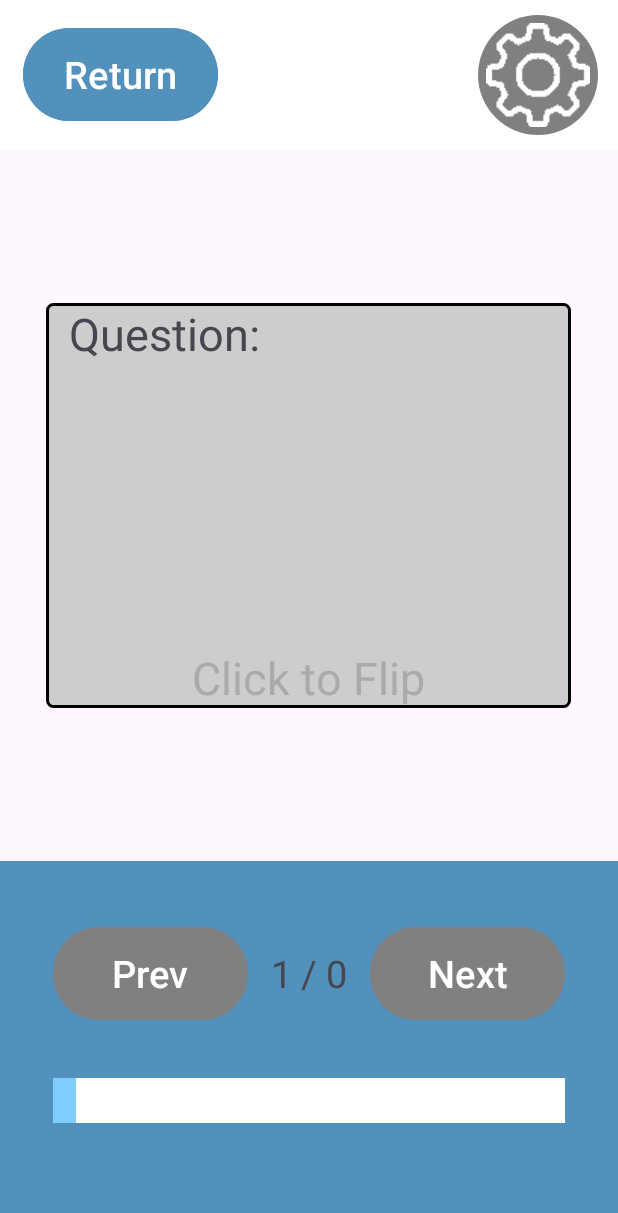
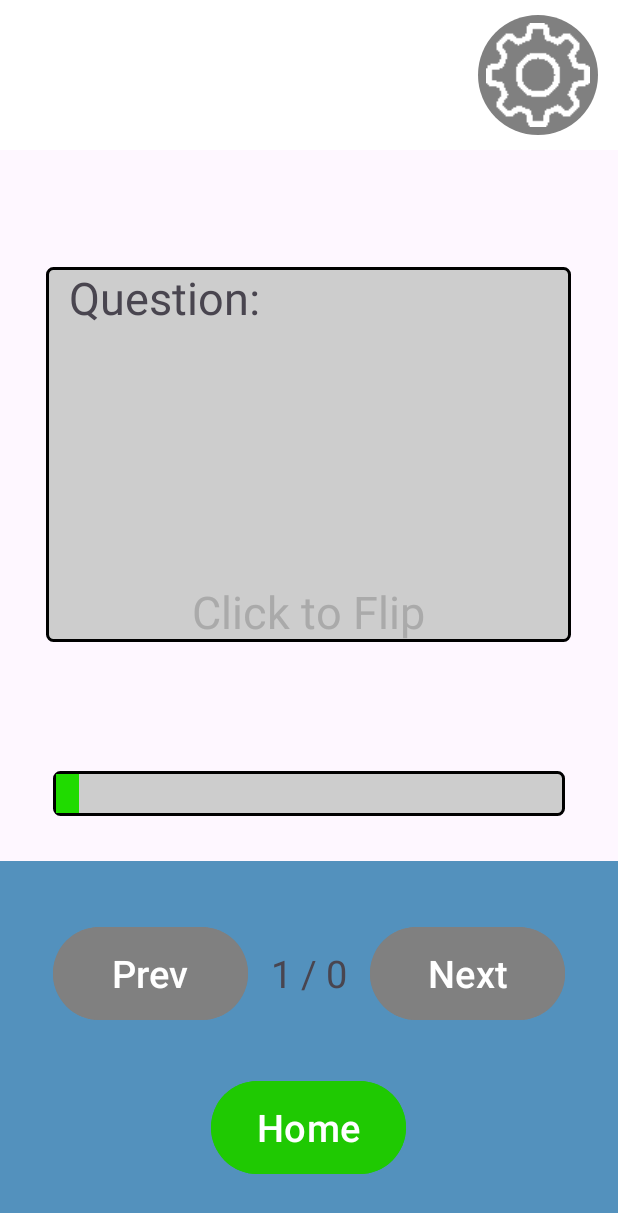
Before and after one commit to ncorcoran771/FlashcardApp, an Android app: the Study_Screen screen opened directly, with no data from a screen before it, on a phone screen of 412 x 824 dp. Shown: the top 1213 px of the screen. Run offline under Robolectric (Android 15) with nearby library versions, the phone set to English and light mode, and no system bars; our stand-ins replace Firebase (no records; nobody signed in at launch, a user with empty details on screens opened directly); 2 statements that could not run were skipped.

Commit message:
Relayedout study room screen

```diff
--- a/app/src/main/java/com/hfad/flashcardapp/Study_Screen.java
+++ b/app/src/main/java/com/hfad/flashcardapp/Study_Screen.java
@@ -141,7 +141,7 @@ public class Study_Screen extends AppCompatActivity {
         RelativeLayout full_bar = findViewById(R.id.full_bar);
         RelativeLayout loaded_bar = findViewById(R.id.loaded_bar);
         RelativeLayout.LayoutParams layoutParams = (RelativeLayout.LayoutParams) loaded_bar.getLayoutParams();
-        layoutParams.width = full_bar.getWidth() * (card_index + 1) / deck_size;
+        layoutParams.width = full_bar.getWidth() * (card_index + 1) / deck_size - 12;
         loaded_bar.setLayoutParams(layoutParams);
     }
     public void next_card(View view){
--- a/app/src/main/res/layout/activity_study_screen.xml
+++ b/app/src/main/res/layout/activity_study_screen.xml
@@ -20,17 +20,7 @@
             android:layout_height="100dp"
             android:background="@color/white"
             >
-            <Button
-                android:layout_width="130sp"
-                android:layout_height="70sp"
-                android:text="Return"
-                android:backgroundTint="#5391BD"
-                android:textSize="25sp"
-                android:layout_marginStart="15sp"
-                android:layout_alignParentStart="true"
-                android:layout_centerVertical="true"
-                android:onClick="goToMenu"
-                />
+
             <ImageButton
                 android:id="@+id/Options"
                 android:layout_width="80dp"
@@ -56,7 +46,7 @@
 
                 <RelativeLayout
                     android:layout_width="350sp"
-                    android:layout_height="270sp"
+                    android:layout_height="250sp"
                     android:background="@drawable/grey_border"
                     android:id="@+id/flashcard"
                     >
@@ -95,6 +85,29 @@
 
             </LinearLayout>
 
+        <RelativeLayout
+            android:id="@+id/full_bar"
+            android:layout_width="match_parent"
+            android:layout_height="30sp"
+            android:layout_alignParentBottom="true"
+            android:layout_marginStart="35sp"
+            android:layout_marginTop="7dp"
+            android:layout_marginEnd="35sp"
+            android:layout_marginBottom="30sp"
+            android:background="@drawable/grey_border">
+
+            <RelativeLayout
+                android:id="@+id/loaded_bar"
+                android:layout_width="15sp"
+                android:layout_height="26sp"
+                android:layout_alignParentBottom="true"
+                android:layout_marginLeft="2dp"
+                android:layout_marginBottom="2dp"
+                android:background="#20db00">
+
+            </RelativeLayout>
+
+        </RelativeLayout>
 
         <RelativeLayout
             android:layout_width="match_parent"
@@ -102,7 +115,7 @@
             android:background="#5391BD"
             android:layout_alignParentBottom="true"
             android:layout_centerHorizontal="true"
-
+            android:gravity="center_horizontal"
 
             >
 
@@ -146,28 +159,18 @@
                     android:textSize="25sp" />
             </LinearLayout>
 
-            <RelativeLayout
-                android:layout_width="match_parent"
-                android:layout_height="30sp"
-                android:background="@color/white"
+            <Button
+                android:layout_width="130sp"
+                android:layout_height="70sp"
                 android:layout_alignParentBottom="true"
-                android:layout_marginBottom="75sp"
-                android:layout_marginStart="35sp"
-                android:layout_marginEnd="35sp"
-                android:id="@+id/full_bar"
-                >
-
-                <RelativeLayout
-                    android:id="@+id/loaded_bar"
-                    android:layout_width="15sp"
-                    android:layout_height="30sp"
-                    android:layout_alignParentBottom="true"
-                    android:background="#80CEFF"
-                    >
-
-                </RelativeLayout>
-
-            </RelativeLayout>
+                android:layout_centerInParent="true"
+                android:layout_centerHorizontal="true"
+                android:layout_marginBottom="37dp"
+                android:backgroundTint="#1fc902"
+                android:onClick="goToMenu"
+                android:text="Home"
+                android:textColor="#FFFFFF"
+                android:textSize="25sp" />
 
         </RelativeLayout>
 
```
Also changed, not shown: 1 other file.
